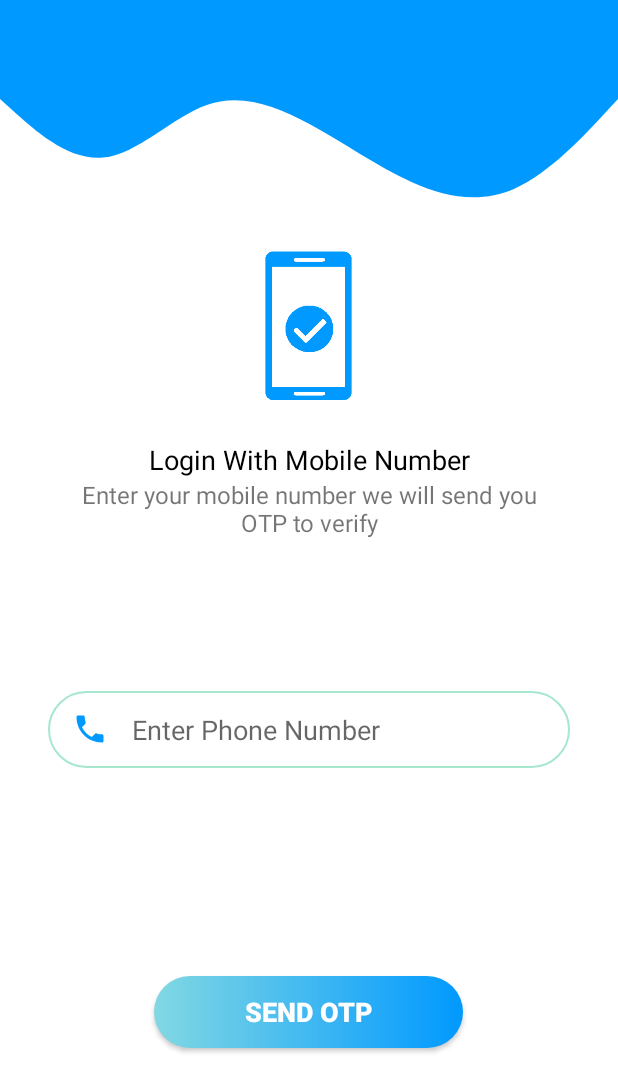
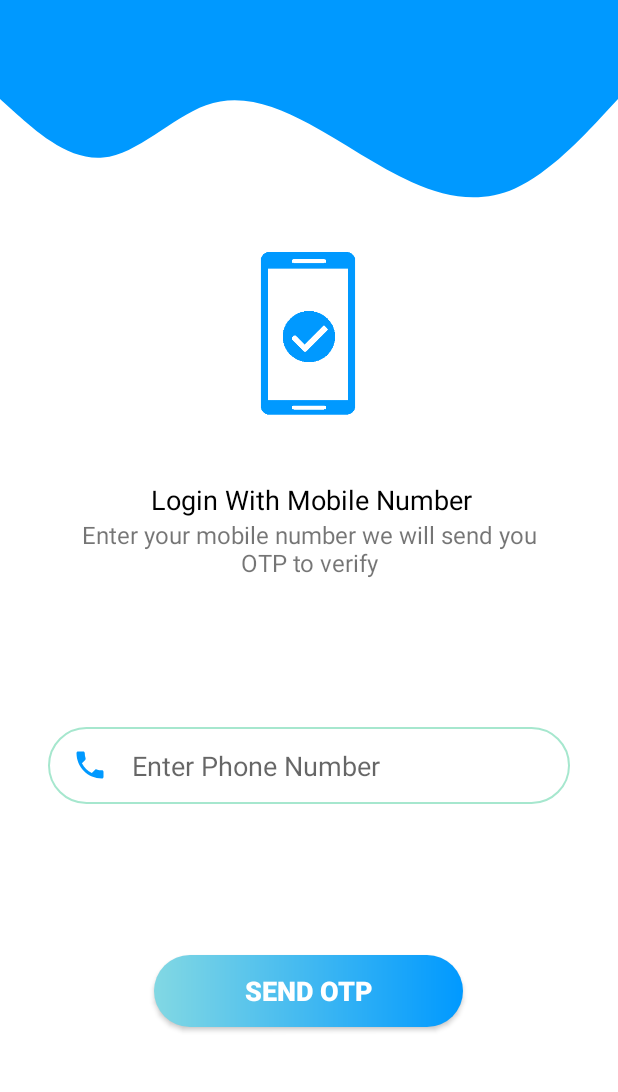
Before and after one commit to harsh47sharma/Sanjivani, an Android app: the screen it shows after launch (PhoneLoginActivity), on a phone screen of 412 x 824 dp. Shown: the top 1092 px of the screen. Run offline under Robolectric (Android 15) with nearby library versions, the light colour scheme and no system bars; our stand-ins replace Firebase (no records; nobody signed in at launch, a user with empty details on screens opened directly); Roboto replaces fonts that are not available here.

Commit message:
loginpage added

```diff
--- a/app/src/main/res/layout/activity_phone_login.xml
+++ b/app/src/main/res/layout/activity_phone_login.xml
@@ -31,8 +31,10 @@
 
     <ImageView
         android:id="@+id/imageView2"
-        android:layout_width="86dp"
-        android:layout_height="105dp"
+        android:layout_width="0dp"
+        android:layout_height="0dp"
+        app:layout_constraintHeight_percent="0.14"
+        app:layout_constraintWidth_percent="0.2"
         app:layout_constraintEnd_toEndOf="parent"
         app:layout_constraintHorizontal_bias="0.498"
         app:layout_constraintStart_toStartOf="parent"
@@ -43,14 +45,16 @@
         android:id="@+id/textView5"
         android:layout_width="wrap_content"
         android:layout_height="wrap_content"
-        android:layout_marginTop="24dp"
         android:text="Login With Mobile Number"
         android:textColor="#000000"
         android:textSize="18sp"
         app:autoSizeTextType="uniform"
+        app:layout_constraintBottom_toBottomOf="parent"
         app:layout_constraintEnd_toEndOf="parent"
+        app:layout_constraintHorizontal_bias="0.51"
         app:layout_constraintStart_toStartOf="parent"
-        app:layout_constraintTop_toBottomOf="@+id/imageView2" />
+        app:layout_constraintTop_toBottomOf="@+id/imageView2"
+        app:layout_constraintVertical_bias="0.078" />
 
     <TextView
         android:id="@+id/textView6"
@@ -70,9 +74,7 @@
         android:layout_width="match_parent"
         android:layout_height="51dp"
         android:layout_marginStart="32dp"
-        android:layout_marginTop="57dp"
         android:layout_marginEnd="32dp"
-        android:layout_marginBottom="184dp"
         android:background="@drawable/round_border"
         android:drawableStart="@drawable/login_phone_icon"
         android:drawablePadding="16dp"
@@ -102,7 +104,7 @@
         app:layout_constraintHorizontal_bias="0.497"
         app:layout_constraintStart_toStartOf="parent"
         app:layout_constraintTop_toBottomOf="@+id/phoneNumberEditText"
-        app:layout_constraintVertical_bias="0.526"
+        app:layout_constraintVertical_bias="0.419"
         app:layout_constraintWidth_percent="0.5" />
 
 
--- a/app/src/main/res/values/strings.xml
+++ b/app/src/main/res/values/strings.xml
@@ -16,7 +16,7 @@
     <string name="google_sign_up_text">Google Sign Up Page</string>
     <string name="sign_out_button">Sign Out</string>
     <string name="resend_otp">Re-Send OTP</string>
-    <string name="capture_user_info_heading">One Last Step -</string>
+    <string name="capture_user_info_heading">One Last Step...</string>
     <string name="user_info_name">Enter your Full Name</string>
     <string name="user_info_email">Enter your email address</string>
     <string name="user_info_address">Enter your address</string>
```
Also changed, not shown: app/src/main/res/layout/activity_capture_user_information.xml (+20 -11 lines), app/src/main/res/layout/activity_verification.xml (+23 -14 lines).
